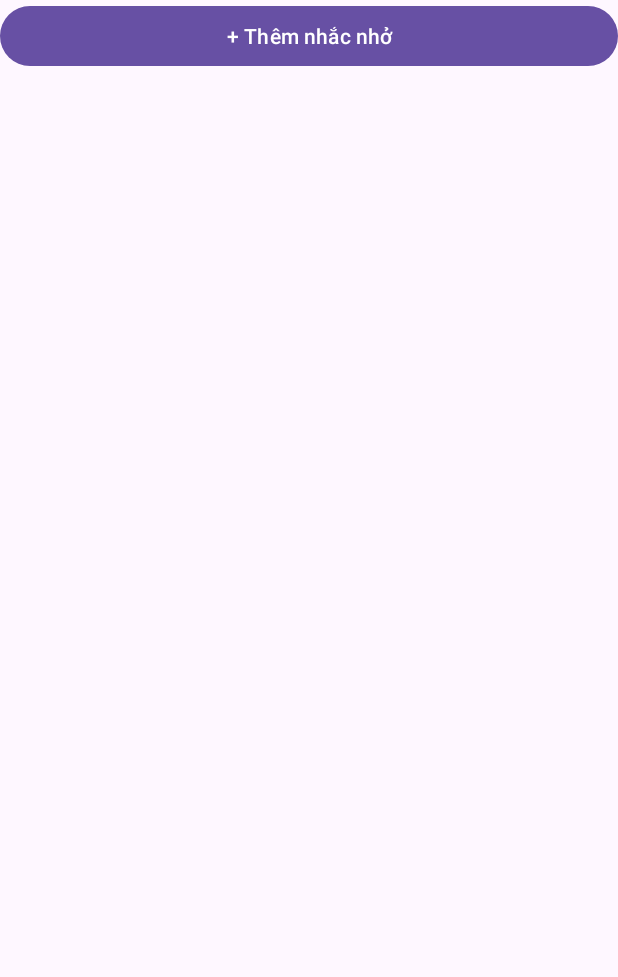
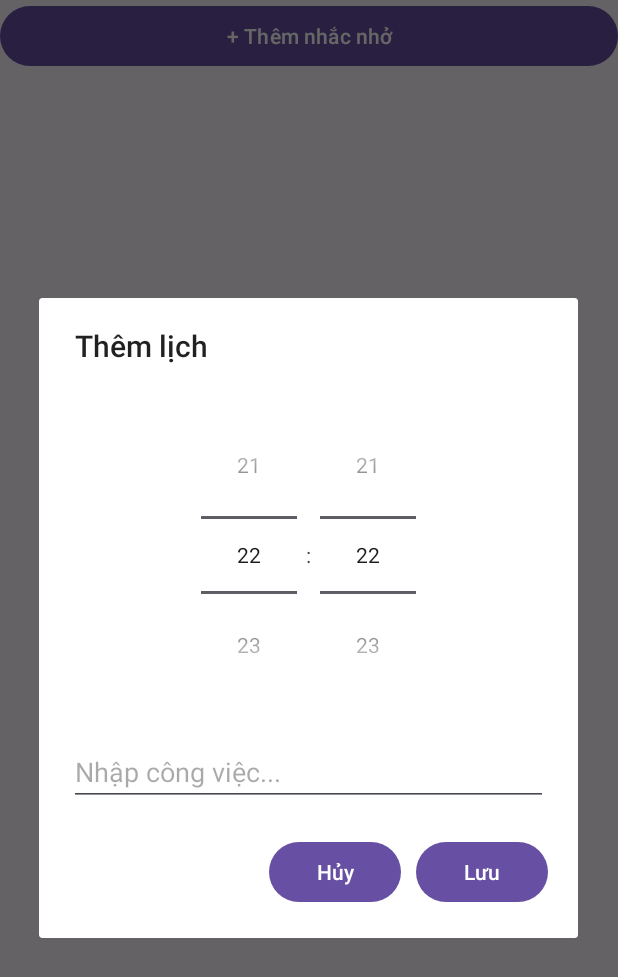
Before and after one commit to phuvt0912/Reminder-App, an Android app: the screen it shows after launch (MainActivity), after a tap on "+ Thêm nhắc nhở", on a phone screen of 412 x 824 dp. Shown: the top 977 px of the screen. Run offline under Robolectric (Android 15) with nearby library versions, the phone set to English and light mode, and no system bars.

Commit message:
Đã có thể thêm lịch

```diff
--- a/app/src/main/java/com/example/reminder/MainActivity.kt
+++ b/app/src/main/java/com/example/reminder/MainActivity.kt
@@ -1,8 +1,12 @@
 package com.example.reminder
 
+import android.app.AlertDialog
 import android.content.Context
 import android.os.Bundle
+import android.view.LayoutInflater
 import android.widget.Button
+import android.widget.EditText
+import android.widget.TimePicker
 import androidx.activity.enableEdgeToEdge
 import androidx.appcompat.app.AppCompatActivity
 import androidx.core.view.ViewCompat
@@ -13,6 +17,26 @@ import com.google.gson.reflect.TypeToken
 import com.google.gson.Gson
 
 class MainActivity : AppCompatActivity() {
+
+    private fun loadData() {
+        val sharedPref = getSharedPreferences("reminder_prefs", Context.MODE_PRIVATE)
+        val json = sharedPref.getString("reminder_list", null)
+        if (json != null) {
+            val type = object : TypeToken<MutableList<ReminderItem>>() {}.type
+            val loadedList: MutableList<ReminderItem> = gson.fromJson(json, type)
+            reminders.addAll(loadedList)
+        }
+    }
+
+    private fun saveData() {
+        val sharedPref = getSharedPreferences("reminder_prefs", Context.MODE_PRIVATE)
+        val editor = sharedPref.edit()
+        val json = gson.toJson(reminders)
+        editor.putString("reminder_list", json)
+        editor.apply()
+    }
+
+
     private lateinit var adapter: ReminderAdapter
     private val reminders = mutableListOf<ReminderItem>()
     private val gson = Gson()
@@ -23,9 +47,6 @@ class MainActivity : AppCompatActivity() {
         setContentView(R.layout.activity_main)
         val reminderView: RecyclerView = findViewById<RecyclerView>(R.id.ReminderSchedule)
         val addButton: Button = findViewById<Button>(R.id.btnAdd)
-
-        addButton.setOnClickListener {
-        }
         loadData()
         adapter = ReminderAdapter(
             reminders,
@@ -41,6 +62,32 @@ class MainActivity : AppCompatActivity() {
         )
         reminderView.adapter = adapter
         reminderView.layoutManager = LinearLayoutManager(this)
+        addButton.setOnClickListener {
+            val dialogView = LayoutInflater.from(this).inflate(R.layout.itemreminder_dialog, null)
+            val timePicker: TimePicker = dialogView.findViewById<TimePicker>(R.id.timePicker)
+            timePicker.setIs24HourView(true)
+            val task: EditText = dialogView.findViewById<EditText>(R.id.editTask)
+            val saveButton: Button = dialogView.findViewById<Button>(R.id.btnSave)
+            val cancelButton: Button = dialogView.findViewById<Button>(R.id.btnCancel)
+
+            val dialog = AlertDialog.Builder(this)
+                .setTitle("Thêm lịch")
+                .setView(dialogView)
+                .create()
+
+            saveButton.setOnClickListener {
+                val hour = timePicker.hour
+                val minute = timePicker.minute
+                val taskText = task.text.toString()
+                val timestr = String.format("%02d:%02d", hour, minute)
+                reminders.add(ReminderItem(timestr, taskText, true)) //hêm vào list
+                adapter.notifyItemInserted(reminders.size - 1)//báo adapter là có thay đổi
+                saveData() //lưu vào sharedprefs
+                dialog.dismiss() //tắt hộp thoại
+            }
+            cancelButton.setOnClickListener { dialog.dismiss() }
+            dialog.show()
+        }
             ViewCompat.setOnApplyWindowInsetsListener(findViewById(R.id.main)) { v, insets ->
                 val systemBars = insets.getInsets(WindowInsetsCompat.Type.systemBars())
                 v.setPadding(systemBars.left, systemBars.top, systemBars.right, systemBars.bottom)
@@ -48,23 +95,4 @@ class MainActivity : AppCompatActivity() {
             }
         }
 
-    private fun loadData()
-    {
-        val sharedPref = getSharedPreferences("reminder_prefs", Context.MODE_PRIVATE)
-        val json = sharedPref.getString("reminder_list", null)
-        if (json != null) {
-            val type = object : TypeToken<MutableList<ReminderItem>>() {}.type
-            val loadedList: MutableList<ReminderItem> = gson.fromJson(json, type)
-            reminders.addAll(loadedList)
     }
-    }
-
-    private fun saveData()
-    {
-        val sharedPref = getSharedPreferences("reminder_prefs", Context.MODE_PRIVATE)
-        val editor = sharedPref.edit()
-        val json = gson.toJson(reminders)
-        editor.putString("reminder_list", json)
-        editor.apply()
-    }
-}
--- /dev/null
+++ b/app/src/main/res/layout/itemreminder_dialog.xml
@@ -0,0 +1,44 @@
+<?xml version="1.0" encoding="utf-8"?>
+<LinearLayout xmlns:android="http://schemas.android.com/apk/res/android"
+    android:layout_width="match_parent"
+    android:layout_height="wrap_content"
+    android:orientation="vertical"
+    android:padding="20dp">
+
+    <TimePicker
+        android:id="@+id/timePicker"
+        android:layout_width="match_parent"
+        android:layout_height="wrap_content"
+        android:timePickerMode="spinner" />
+
+    <EditText
+        android:id="@+id/editTask"
+        android:layout_width="match_parent"
+        android:layout_height="wrap_content"
+        android:hint="Nhập công việc..."
+        android:inputType="text"
+        android:layout_marginTop="16dp" />
+
+    <LinearLayout
+        android:layout_width="match_parent"
+        android:layout_height="wrap_content"
+        android:orientation="horizontal"
+        android:gravity="end"
+        android:layout_marginTop="20dp">
+
+        <Button
+            android:id="@+id/btnCancel"
+            android:layout_width="wrap_content"
+            android:layout_height="wrap_content"
+            android:text="Hủy" />
+
+        <Button
+            android:id="@+id/btnSave"
+            android:layout_width="wrap_content"
+            android:layout_height="wrap_content"
+            android:text="Lưu"
+            android:layout_marginStart="10dp" />
+    </LinearLayout>
+
+
+</LinearLayout>
```
Lines whose indentation alone changed are shown as unchanged.
